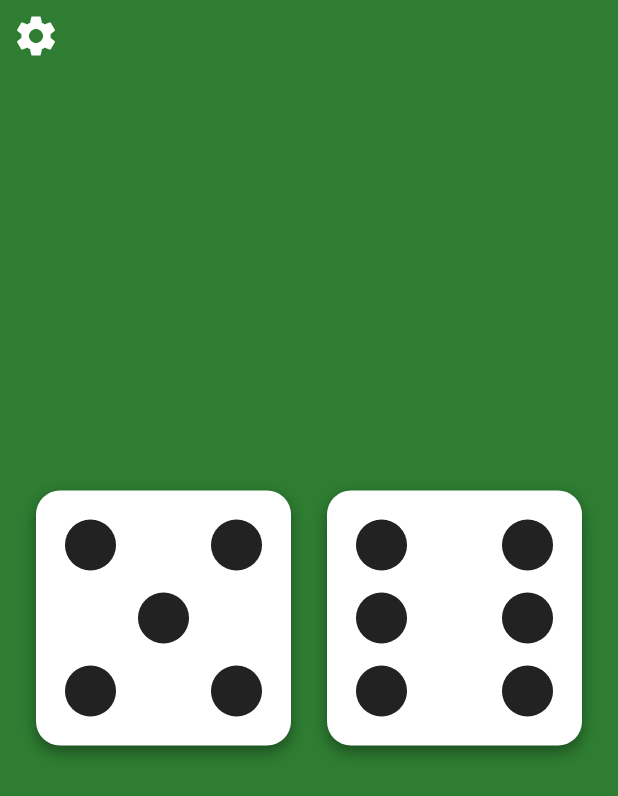
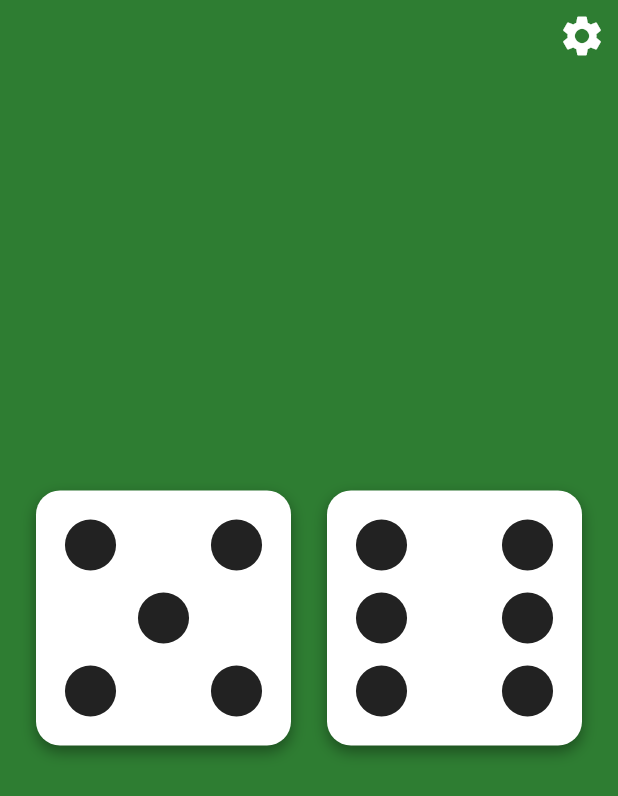
Before and after one commit to igorrosenberg/roll-the-dice, a Flutter app: the screen it shows after launch, on a phone screen of 412 x 824 dp. Shown: the top 796 px of the screen. Run offline on Flutter 3.47's test engine with Material 3 defaults, Android fonts, the phone set to English and light mode, and no system bars; our stand-ins replace material_ui, shared_preferences, vibration.

Commit message:
Move settings gear to the top right
Co-Authored-By: Claude Opus 5.5 <noreply@anthropic.com>
Claude-Session: https://claude.ai/code/session_01QVZQSC99j45Z6mLvFCP9W8

```diff
--- a/lib/main.dart
+++ b/lib/main.dart
@@ -164,7 +164,7 @@ class _DicePageState extends State<DicePage>
           ),
           SafeArea(
             child: Align(
-              alignment: Alignment.topLeft,
+              alignment: Alignment.topRight,
               child: IconButton(
                 key: const Key('settingsButton'),
                 icon: const Icon(Icons.settings),
```
Also changed, not shown: 1 other file.
